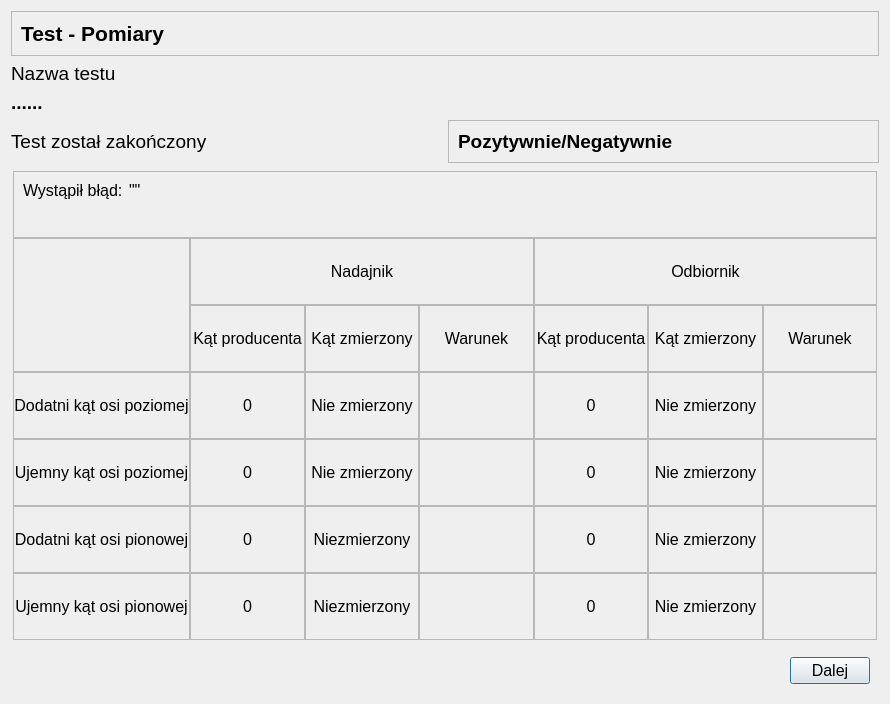
Qt form CzujkiLinioweApp/oknopodsumowanietestu.ui (wiacekmarcin/CzujkiLiniowe) before a commit.
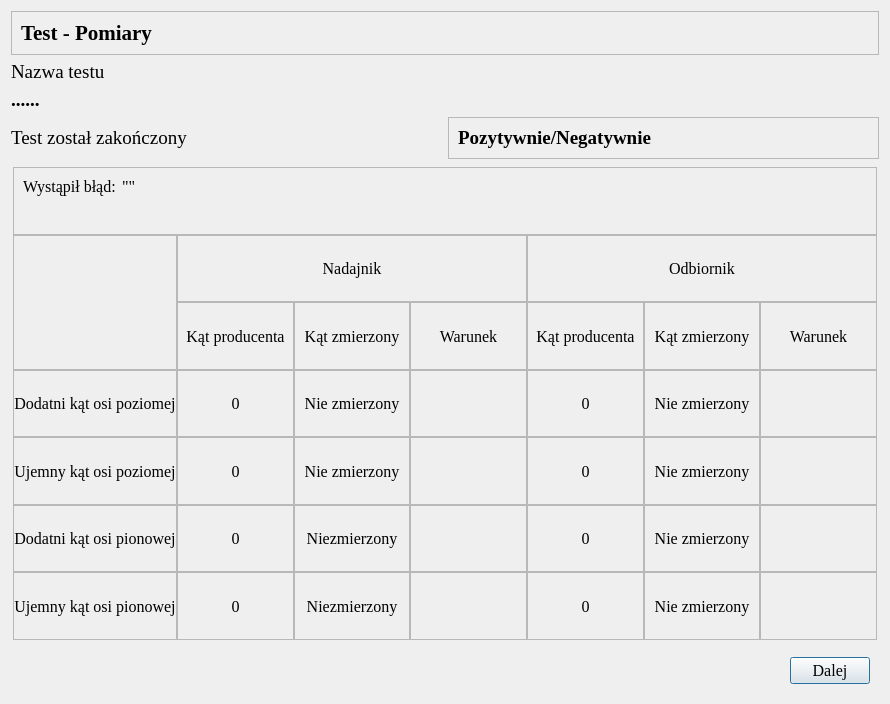
The same form after that commit. The open tabs and pages were chosen to show the change. Icons and pictures are not drawn.

```diff
--- a/CzujkiLinioweApp/oknopodsumowanietestu.ui
+++ b/CzujkiLinioweApp/oknopodsumowanietestu.ui
@@ -18,7 +18,7 @@
   </property>
   <property name="font">
    <font>
-    <family>Arial</family>
+    <family>Times New Roman</family>
     <pointsize>12</pointsize>
    </font>
   </property>
@@ -30,7 +30,7 @@
     <widget class="QLabel" name="eBadanie">
      <property name="font">
       <font>
-       <family>Arial</family>
+       <family>Times New Roman</family>
        <pointsize>14</pointsize>
       </font>
      </property>
@@ -46,7 +46,7 @@
     <widget class="QLabel" name="label">
      <property name="font">
       <font>
-       <family>Arial</family>
+       <family>Times New Roman</family>
        <pointsize>14</pointsize>
       </font>
      </property>
@@ -62,7 +62,7 @@
     <widget class="QLabel" name="testName">
      <property name="font">
       <font>
-       <family>Arial</family>
+       <family>Times New Roman</family>
        <pointsize>14</pointsize>
        <bold>true</bold>
       </font>
@@ -118,7 +118,7 @@
        <widget class="QLabel" name="result">
         <property name="font">
          <font>
-          <family>Arial</family>
+          <family>Times New Roman</family>
           <pointsize>14</pointsize>
           <bold>true</bold>
          </font>
@@ -144,7 +144,7 @@
        <widget class="QLabel" name="label_2">
         <property name="font">
          <font>
-          <family>Arial</family>
+          <family>Times New Roman</family>
           <pointsize>16</pointsize>
           <bold>true</bold>
          </font>
@@ -586,7 +586,7 @@
         <widget class="QLabel" name="zaleznosckatowa_2katproducent">
          <property name="font">
           <font>
-           <family>Arial</family>
+           <family>Times New Roman</family>
            <pointsize>12</pointsize>
           </font>
          </property>
@@ -611,7 +611,7 @@
         <widget class="QLabel" name="zaleznosckatowa_3katproducent">
          <property name="font">
           <font>
-           <family>Arial</family>
+           <family>Times New Roman</family>
            <pointsize>12</pointsize>
           </font>
          </property>
@@ -636,7 +636,7 @@
         <widget class="QLabel" name="zaleznosckatowaujemnykatosipionowej">
          <property name="font">
           <font>
-           <family>Arial</family>
+           <family>Times New Roman</family>
            <pointsize>12</pointsize>
           </font>
          </property>
@@ -661,7 +661,7 @@
         <widget class="QLabel" name="zaleznosckatowa_7_kat">
          <property name="font">
           <font>
-           <family>Arial</family>
+           <family>Times New Roman</family>
            <pointsize>12</pointsize>
           </font>
          </property>
@@ -686,7 +686,7 @@
         <widget class="QLabel" name="zaleznosckatowa_4katproducent">
          <property name="font">
           <font>
-           <family>Arial</family>
+           <family>Times New Roman</family>
            <pointsize>12</pointsize>
           </font>
          </property>
@@ -711,7 +711,7 @@
         <widget class="QLabel" name="zaleznosckatowanadajnikkatzmierzony">
          <property name="font">
           <font>
-           <family>Arial</family>
+           <family>Times New Roman</family>
            <pointsize>12</pointsize>
           </font>
          </property>
@@ -736,7 +736,7 @@
         <widget class="QLabel" name="zaleznosckatowa_2_kat">
          <property name="font">
           <font>
-           <family>Arial</family>
+           <family>Times New Roman</family>
            <pointsize>12</pointsize>
           </font>
          </property>
@@ -761,7 +761,7 @@
         <widget class="QLabel" name="zaleznosckatowa_wyniki_1">
          <property name="font">
           <font>
-           <family>Arial</family>
+           <family>Times New Roman</family>
            <pointsize>12</pointsize>
           </font>
          </property>
@@ -783,7 +783,7 @@
         <widget class="QLabel" name="zaleznosckatowaetnadajnik">
          <property name="font">
           <font>
-           <family>Arial</family>
+           <family>Times New Roman</family>
            <pointsize>12</pointsize>
           </font>
          </property>
@@ -808,7 +808,7 @@
         <widget class="QLabel" name="zaleznosckatowa_8_kat">
          <property name="font">
           <font>
-           <family>Arial</family>
+           <family>Times New Roman</family>
            <pointsize>12</pointsize>
           </font>
          </property>
@@ -833,7 +833,7 @@
         <widget class="QLabel" name="zaleznosckatowa_wyniki_naglowek">
          <property name="font">
           <font>
-           <family>Arial</family>
+           <family>Times New Roman</family>
            <pointsize>12</pointsize>
           </font>
          </property>
@@ -855,7 +855,7 @@
         <widget class="QLabel" name="zaleznosckatowa_7katproducent">
          <property name="font">
           <font>
-           <family>Arial</family>
+           <family>Times New Roman</family>
            <pointsize>12</pointsize>
           </font>
          </property>
@@ -880,7 +880,7 @@
         <widget class="QLabel" name="zaleznosckatowadodatnikatosipionowej">
          <property name="font">
           <font>
-           <family>Arial</family>
+           <family>Times New Roman</family>
            <pointsize>12</pointsize>
           </font>
          </property>
@@ -905,7 +905,7 @@
         <widget class="QLabel" name="zaleznosckatowa_8katproducent">
          <property name="font">
           <font>
-           <family>Arial</family>
+           <family>Times New Roman</family>
            <pointsize>12</pointsize>
           </font>
          </property>
@@ -930,7 +930,7 @@
         <widget class="QLabel" name="zaleznosckatowa_5_kat">
          <property name="font">
           <font>
-           <family>Arial</family>
+           <family>Times New Roman</family>
            <pointsize>12</pointsize>
           </font>
          </property>
@@ -955,7 +955,7 @@
         <widget class="QLabel" name="zaleznosckatowaujemnykatosipoziomej">
          <property name="font">
           <font>
-           <family>Arial</family>
+           <family>Times New Roman</family>
            <pointsize>12</pointsize>
           </font>
          </property>
@@ -980,7 +980,7 @@
         <widget class="QLabel" name="zaleznosckatowa_wyniki_4">
          <property name="font">
           <font>
-           <family>Arial</family>
+           <family>Times New Roman</family>
            <pointsize>12</pointsize>
           </font>
          </property>
@@ -1002,7 +1002,7 @@
         <widget class="QLabel" name="zaleznosckatowa_4_kat">
          <property name="font">
           <font>
-           <family>Arial</family>
+           <family>Times New Roman</family>
            <pointsize>12</pointsize>
           </font>
          </property>
@@ -1027,7 +1027,7 @@
         <widget class="QLabel" name="zaleznosckatowanadajnikkatproducenta">
          <property name="font">
           <font>
-           <family>Arial</family>
+           <family>Times New Roman</family>
            <pointsize>12</pointsize>
           </font>
          </property>
@@ -1052,7 +1052,7 @@
         <widget class="QLabel" name="zaleznosckatowaodbiornikkatproducenta">
          <property name="font">
           <font>
-           <family>Arial</family>
+           <family>Times New Roman</family>
            <pointsize>12</pointsize>
           </font>
          </property>
@@ -1077,7 +1077,7 @@
         <widget class="QLabel" name="zaleznosckatowa_1_kat">
          <property name="font">
           <font>
-           <family>Arial</family>
+           <family>Times New Roman</family>
            <pointsize>12</pointsize>
           </font>
          </property>
@@ -1102,7 +1102,7 @@
         <widget class="QLabel" name="zaleznosckatowa_6_kat">
          <property name="font">
           <font>
-           <family>Arial</family>
+           <family>Times New Roman</family>
            <pointsize>12</pointsize>
           </font>
          </property>
@@ -1127,7 +1127,7 @@
         <widget class="QLabel" name="zaleznosckatowa_6katproducent">
          <property name="font">
           <font>
-           <family>Arial</family>
+           <family>Times New Roman</family>
            <pointsize>12</pointsize>
           </font>
          </property>
@@ -1152,7 +1152,7 @@
         <widget class="QLabel" name="zalesnockatowaodbiornikkatzmierzony">
          <property name="font">
           <font>
-           <family>Arial</family>
+           <family>Times New Roman</family>
            <pointsize>12</pointsize>
           </font>
          </property>
@@ -1177,7 +1177,7 @@
         <widget class="QLabel" name="zaleznosckatowa_wyniki">
          <property name="font">
           <font>
-           <family>Arial</family>
+           <family>Times New Roman</family>
            <pointsize>12</pointsize>
           </font>
          </property>
@@ -1202,7 +1202,7 @@
         <widget class="QLabel" name="zaleznosckatowa_wyniki_3">
          <property name="font">
           <font>
-           <family>Arial</family>
+           <family>Times New Roman</family>
            <pointsize>12</pointsize>
           </font>
          </property>
@@ -1224,7 +1224,7 @@
         <widget class="QLabel" name="zaleznosckatowa_5katproducent">
          <property name="font">
           <font>
-           <family>Arial</family>
+           <family>Times New Roman</family>
            <pointsize>12</pointsize>
           </font>
          </property>
@@ -1249,7 +1249,7 @@
         <widget class="QLabel" name="zaleznosckatowa_wyniki_2">
          <property name="font">
           <font>
-           <family>Arial</family>
+           <family>Times New Roman</family>
            <pointsize>12</pointsize>
           </font>
          </property>
@@ -1271,7 +1271,7 @@
         <widget class="QLabel" name="zaleznosckatowadodatnikkatosipoziomej">
          <property name="font">
           <font>
-           <family>Arial</family>
+           <family>Times New Roman</family>
            <pointsize>12</pointsize>
           </font>
          </property>
@@ -1296,7 +1296,7 @@
         <widget class="QLabel" name="zaleznosckatowa_1katproducent">
          <property name="font">
           <font>
-           <family>Arial</family>
+           <family>Times New Roman</family>
            <pointsize>12</pointsize>
           </font>
          </property>
@@ -1321,7 +1321,7 @@
         <widget class="QLabel" name="zaleznosckatowa_3_kat">
          <property name="font">
           <font>
-           <family>Arial</family>
+           <family>Times New Roman</family>
            <pointsize>12</pointsize>
           </font>
          </property>
@@ -1346,7 +1346,7 @@
         <widget class="QLabel" name="zaleznosckatowa_wyniki_naglowek2">
          <property name="font">
           <font>
-           <family>Arial</family>
+           <family>Times New Roman</family>
            <pointsize>12</pointsize>
           </font>
          </property>
@@ -1368,7 +1368,7 @@
         <widget class="QLabel" name="zaleznosckatowa_wyniki_5">
          <property name="font">
           <font>
-           <family>Arial</family>
+           <family>Times New Roman</family>
            <pointsize>12</pointsize>
           </font>
          </property>
@@ -1390,7 +1390,7 @@
         <widget class="QLabel" name="zaleznosckatowa_wyniki_6">
          <property name="font">
           <font>
-           <family>Arial</family>
+           <family>Times New Roman</family>
            <pointsize>12</pointsize>
           </font>
          </property>
@@ -1412,7 +1412,7 @@
         <widget class="QLabel" name="zaleznosckatowa_wyniki_7">
          <property name="font">
           <font>
-           <family>Arial</family>
+           <family>Times New Roman</family>
            <pointsize>12</pointsize>
           </font>
          </property>
@@ -1434,7 +1434,7 @@
         <widget class="QLabel" name="zaleznosckatowa_wyniki_8">
          <property name="font">
           <font>
-           <family>Arial</family>
+           <family>Times New Roman</family>
            <pointsize>12</pointsize>
           </font>
          </property>
@@ -1456,7 +1456,7 @@
         <widget class="QLabel" name="zaleznosckatowaetodbiornik">
          <property name="font">
           <font>
-           <family>Arial</family>
+           <family>Times New Roman</family>
            <pointsize>12</pointsize>
           </font>
          </property>
@@ -1490,7 +1490,7 @@
            <widget class="QLabel" name="zaleznosckatowa_erret">
             <property name="font">
              <font>
-              <family>Arial</family>
+              <family>Times New Roman</family>
               <pointsize>12</pointsize>
              </font>
             </property>
@@ -1503,7 +1503,7 @@
            <widget class="QLabel" name="zaleznosckatowa_errinfo">
             <property name="font">
              <font>
-              <family>Arial</family>
+              <family>Times New Roman</family>
               <pointsize>12</pointsize>
              </font>
             </property>
```
Left out of the diff: 118 changed lines with no effect on the pictures.
